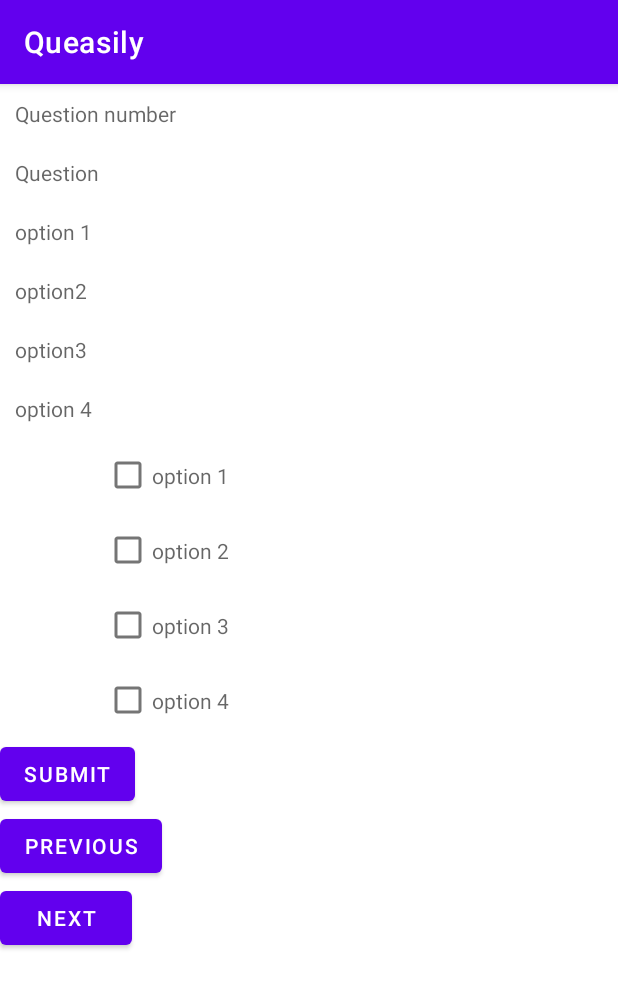
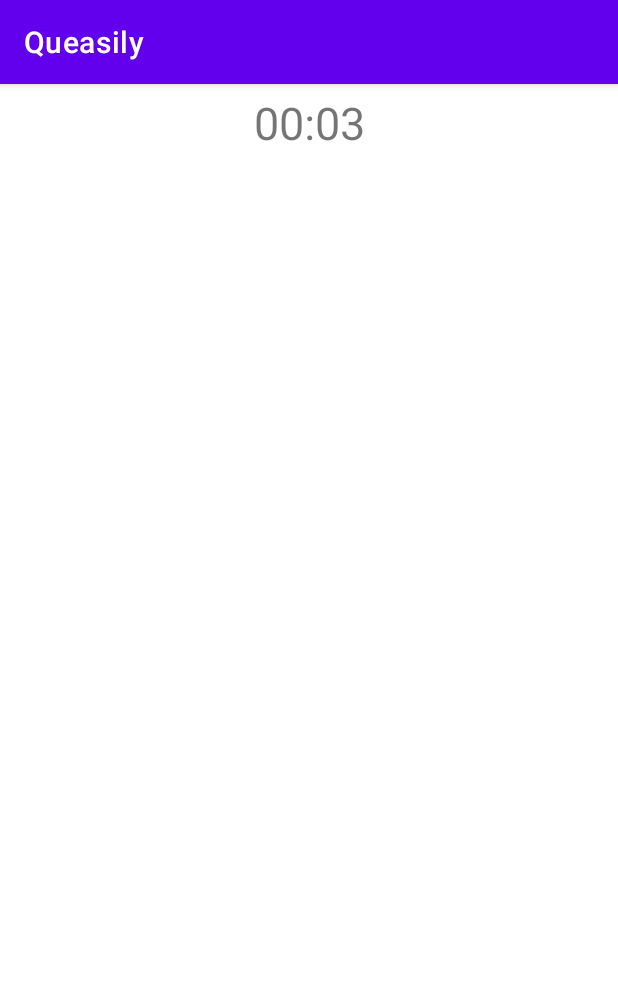
Before and after one commit to SampreetyPillai/Queasily, an Android app: the Questions screen opened directly, with no data from a screen before it, on a phone screen of 412 x 824 dp. Shown: the top 988 px of the screen. Run offline under Robolectric (Android 15) with nearby library versions, the phone set to English and light mode, and no system bars; our stand-ins replace Firebase (no records; nobody signed in at launch, a user with empty details on screens opened directly).

Commit message:
Uploading again

```diff
--- a/app/src/main/AndroidManifest.xml
+++ b/app/src/main/AndroidManifest.xml
@@ -12,6 +12,13 @@
         android:supportsRtl="true"
         android:theme="@style/Theme.Queasily"
         tools:targetApi="31">
+        <activity
+            android:name=".PageActivity"
+            android:exported="false">
+            <meta-data
+                android:name="android.app.lib_name"
+                android:value="" />
+        </activity>
         <activity
             android:name=".Questions"
             android:exported="false">
--- /dev/null
+++ b/app/src/main/java/com/example/queasily/PageActivity.kt
@@ -0,0 +1,11 @@
+package com.example.queasily
+
+import androidx.appcompat.app.AppCompatActivity
+import android.os.Bundle
+
+class PageActivity : AppCompatActivity() {
+    override fun onCreate(savedInstanceState: Bundle?) {
+        super.onCreate(savedInstanceState)
+        setContentView(R.layout.activity_page)
+    }
+}
--- a/app/src/main/java/com/example/queasily/Questions.kt
+++ b/app/src/main/java/com/example/queasily/Questions.kt
@@ -1,8 +1,11 @@
 package com.example.queasily
 
+import android.media.MediaPlayer
 import android.os.Build
 import androidx.appcompat.app.AppCompatActivity
 import android.os.Bundle
+import android.widget.Button
+import android.widget.TextView
 import androidx.annotation.RequiresApi
 import com.google.firebase.auth.FirebaseAuth
 import com.google.firebase.auth.ktx.auth
@@ -10,8 +13,10 @@ import com.google.firebase.firestore.ktx.firestore
 import com.google.firebase.ktx.Firebase
 import com.google.type.DateTime
 import java.time.LocalDateTime
+import kotlin.concurrent.fixedRateTimer
 
 class Questions : AppCompatActivity() {
+    private lateinit var mediaPlayer: MediaPlayer
     @RequiresApi(Build.VERSION_CODES.O)
 
     val logi = Firebase.firestore
@@ -24,13 +29,34 @@ class Questions : AppCompatActivity() {
         var Time:String? = LocalDateTime.now().toString()
 
         val currIntent = getIntent()
-        Time = currIntent.getStringExtra("Time")
-        val qno:Int = currIntent.getIntExtra("qno",0)
-        val quizid:String? = currIntent.getStringExtra("quizid")
-        val USERNAME:String? = currIntent.getStringExtra("USERNAME")
+//        Time = currIntent.getStringExtra("Time")
+//        val qno:Int = currIntent.getIntExtra("qno",0)
+//        val quizid:String? = currIntent.getStringExtra("quizid")
+//        val USERNAME:String? = currIntent.getStringExtra("USERNAME")
+//
+//        val btn2=findViewById<Button>(R.id.button)
+//        btn2.setOnClickListener{
+            var ms = 0
+            mediaPlayer = MediaPlayer.create(this, R.raw.alarm)
 
-//
-//       logi.collection("mail").add(hashMapOf("USERNAME" to "Sampreety" ))
+            fixedRateTimer("timer", false, 0L, 1*1000){
+                ms+=1
+                var min=0
+                var s=0
+                s=ms%60
+                min=(ms/60).toInt()
+
+
+                var t=String.format("%02d:%02d", min, s)
+                findViewById<TextView>(R.id.textView).text=t
+                if(ms>=5) {
+                    findViewById<TextView>(R.id.textView).text = "Time Up!!"
+                    mediaPlayer.start()
+                    this.cancel()
+
+                }
+            }
+
 
 
 
--- a/app/src/main/java/com/example/queasily/quizAdapter.kt
+++ b/app/src/main/java/com/example/queasily/quizAdapter.kt
@@ -1,17 +1,34 @@
 package com.example.queasily
 
+import android.app.Application
+import android.app.PendingIntent.getActivity
+import android.content.Context
+import android.content.Intent
+import android.os.Bundle
 import android.view.LayoutInflater
 import android.view.View
 import android.view.ViewGroup
 import android.widget.Button
 import android.widget.TextView
+import androidx.core.content.ContentProviderCompat.requireContext
+import androidx.core.content.ContextCompat.startActivity
 import androidx.recyclerview.widget.RecyclerView
+import kotlinx.coroutines.withContext
+import java.security.AccessControlContext
+import java.security.AccessController
+import java.security.AccessController.getContext
+
+
 
 class quizAdapter(private val qlist:ArrayList<quiz_data>, private val context: upcomingFragment): RecyclerView.Adapter<quizAdapter.ViewHolder>()  {
 
+        private lateinit var cont:Context
+        private lateinit var rootView:View
     override fun onCreateViewHolder(parent: ViewGroup, viewType: Int): quizAdapter.ViewHolder{
 
         val v = LayoutInflater.from(parent.context).inflate(R.layout.quiz_layout, parent, false)
+
+        cont = parent.getContext()
         return ViewHolder(v)
 
     }
@@ -28,16 +45,38 @@ class quizAdapter(private val qlist:ArrayList<quiz_data>, private val context: u
         holder.quiz_publish.text = curr.quiz_publish
         holder.teacher_name.text = curr.teacher_name
 
+        holder.mybutton.setOnClickListener{
+            val bundle = Bundle()
+            // Context = this.context
+
+
+            if (getContext() !=null){
+                val newIntent = Intent(cont, Questions::class.java)
+                startActivity(cont,newIntent, bundle)
+            }
+
+
+        }
+
     }
-    inner class ViewHolder(itemView: View):RecyclerView.ViewHolder(itemView){
+    inner class ViewHolder(itemView: View):RecyclerView.ViewHolder(itemView) {
 
 
         var quiz_name: TextView = itemView.findViewById(R.id.qname)
         var quiz_publish: TextView = itemView.findViewById(R.id.date_publish)
         var teacher_name: TextView = itemView.findViewById(R.id.teacher)
-        var mybutton:Button = itemView.findViewById(R.id.attempt)
+        var mybutton: Button = itemView.findViewById(R.id.attempt)
+
+
+//        fun ViewHolder(itemView: View) {
+//            mybutton.setOnClickListener() {
+//                val newIntent = Intent(itemView.context, PageActivity::class.java)
+//                itemView.context.startActivity(newIntent)
+//            }
+//
+//
+//        }
+
 
     }
-
-
 }
--- a/app/src/main/java/com/example/queasily/upcomingFragment.kt
+++ b/app/src/main/java/com/example/queasily/upcomingFragment.kt
@@ -61,6 +61,7 @@ class upcomingFragment : Fragment() {
         val rec:RecyclerView = view.findViewById(R.id.qupcoming)
 
         rec.layoutManager = layoutManager
+
         adapter = quizAdapter(quizArrayList,upcomingFragment())
 
         rec.adapter = adapter
--- /dev/null
+++ b/app/src/main/res/layout/activity_page.xml
@@ -0,0 +1,10 @@
+<?xml version="1.0" encoding="utf-8"?>
+<androidx.constraintlayout.widget.ConstraintLayout xmlns:android="http://schemas.android.com/apk/res/android"
+    xmlns:app="http://schemas.android.com/apk/res-auto"
+    xmlns:tools="http://schemas.android.com/tools"
+    android:layout_width="match_parent"
+    android:layout_height="match_parent"
+    tools:context=".PageActivity">
+
+
+</androidx.constraintlayout.widget.ConstraintLayout>
--- a/app/src/main/res/layout/activity_questions.xml
+++ b/app/src/main/res/layout/activity_questions.xml
@@ -1,99 +1,33 @@
 <?xml version="1.0" encoding="utf-8"?>
-<LinearLayout xmlns:android="http://schemas.android.com/apk/res/android"
+<androidx.constraintlayout.widget.ConstraintLayout xmlns:android="http://schemas.android.com/apk/res/android"
     xmlns:app="http://schemas.android.com/apk/res-auto"
     xmlns:tools="http://schemas.android.com/tools"
     android:layout_width="match_parent"
     android:layout_height="match_parent"
     tools:context=".Questions"
     android:orientation="vertical">
-<!--    <LinearLayout-->
+
+
+    <TextView
+        android:id="@+id/textView"
+        android:layout_width="match_parent"
+        android:layout_height="wrap_content"
+        android:padding="5dp"
+
+        android:gravity="center"
+        android:text="00:00"
+        android:textAlignment="center"
+        android:textSize="30dp"
+        app:layout_constraintStart_toStartOf="parent"
+        app:layout_constraintTop_toTopOf="parent" />
+
+<!--    <Button-->
+<!--        android:id="@+id/button"-->
 <!--        android:layout_width="wrap_content"-->
 <!--        android:layout_height="wrap_content"-->
-<!--        android:orientation="vertical"-->
-
-    <TextView
-        android:id="@+id/qno"
-        android:layout_width="match_parent"
-        android:layout_height="wrap_content"
-        android:hint="Question number"
-        android:padding="10dp"
-        tools:layout_editor_absoluteX="0dp" />
-
-    <TextView
-        android:id="@+id/textView2"
-        android:layout_width="match_parent"
-        android:layout_height="wrap_content"
-        android:hint="Question"
-        android:padding="10dp"
-        tools:layout_editor_absoluteX="0dp" />
-
-    <TextView
-        android:id="@+id/textView3"
-        android:layout_width="match_parent"
-        android:layout_height="wrap_content"
-        android:hint="option 1"
-        android:padding="10dp"
-        tools:layout_editor_absoluteX="0dp" />
-
-    <TextView
-        android:id="@+id/textView4"
-        android:layout_width="match_parent"
-        android:layout_height="wrap_content"
-        android:hint="option2"
-        android:padding="10dp"
-        tools:layout_editor_absoluteX="0dp" />
-
-    <TextView
-        android:id="@+id/textView5"
-        android:layout_width="match_parent"
-        android:layout_height="wrap_content"
-        android:hint="option3"
-        android:padding="10dp"
-        tools:layout_editor_absoluteX="0dp" />
-
-    <TextView
-        android:layout_width="match_parent"
-        android:layout_height="wrap_content"
-        android:hint="option 4"
-        android:padding="10dp"
-        tools:layout_editor_absoluteX="0dp" />
-
-    <CheckBox
-        android:layout_width="171dp"
-        android:id="@+id/ans1"
-        android:layout_height="50dp"
-        android:hint="option 1" />
-    <CheckBox
-        android:layout_width="171dp"
-        android:id="@+id/ans2"
-        android:layout_height="50dp"
-        android:hint="option 2" />
-    <CheckBox
-        android:layout_width="171dp"
-        android:id="@+id/ans3"
-        android:layout_height="50dp"
-        android:hint="option 3" />
-    <CheckBox
-        android:layout_width="171dp"
-        android:id="@+id/ans4"
-        android:layout_height="50dp"
-        android:hint="option 4" />
-
-    <Button
-        android:layout_width="wrap_content"
-        android:layout_height="wrap_content"
-        android:text="Submit"/>
-
-    <Button
-        android:layout_width="wrap_content"
-        android:layout_height="wrap_content"
-        android:text="Previous"/>
-    <Button
-        android:layout_width="wrap_content"
-        android:layout_height="wrap_content"
-        android:text="Next"/>
+<!--        android:text="Click to start"-->
+<!--        app:layout_constraintEnd_toEndOf="parent"-->
+<!--        app:layout_constraintTop_toTopOf="parent" />-->
 
 
-
-
-</LinearLayout>
+</androidx.constraintlayout.widget.ConstraintLayout>
```
Also changed, not shown: 1 other file.
